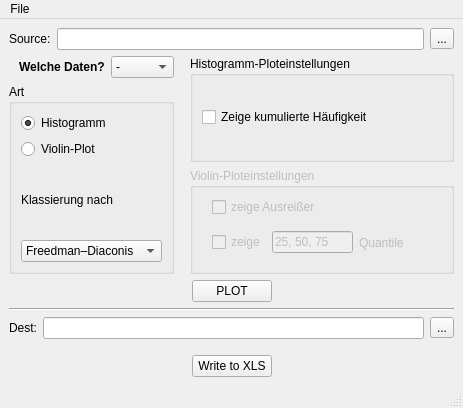
Above: gui/gui.ui from lhalb/gfmanager before the change. Below: the same form after it.
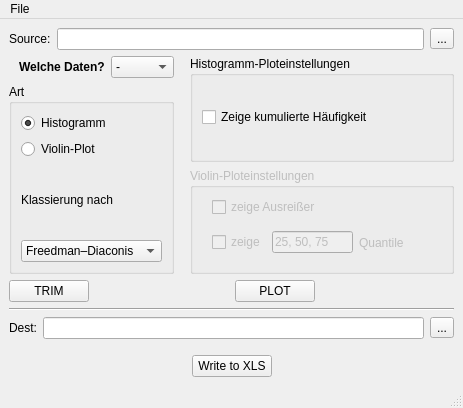
That is the form after the change.

Commit message: Beginn Implementierung Trim-Dialog - Dialog-ui geschrieben - Aufruf über Button eingepflegt - Matplotlib-Widgets auf Funktion getestet

The edit to the form file:
```diff
--- a/gui/gui.ui
+++ b/gui/gui.ui
@@ -260,6 +260,13 @@
     </item>
     <item>
      <layout class="QHBoxLayout" name="horizontalLayout_2">
+      <item>
+       <widget class="QPushButton" name="but_trim">
+        <property name="text">
+         <string>TRIM</string>
+        </property>
+       </widget>
+      </item>
       <item>
        <spacer name="horizontalSpacer">
         <property name="orientation">
```
Left out of the diff: 2 changed lines with no effect on the pictures. The commit also changes 6 other files.
